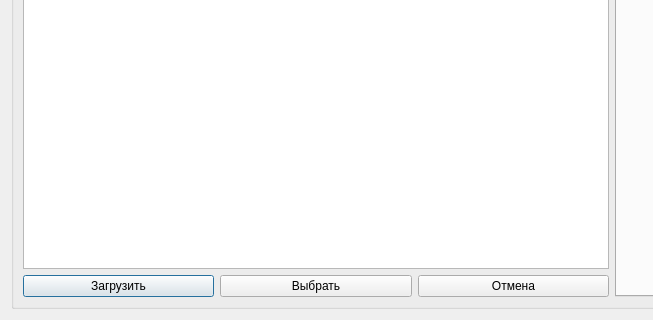
Qt form gui/uies/history.ui (neurocomputer/MemriBoard) before a commit; both pictures show x 0 to 653 and y 362 to 682 of the 1223 by 682 pixel window.
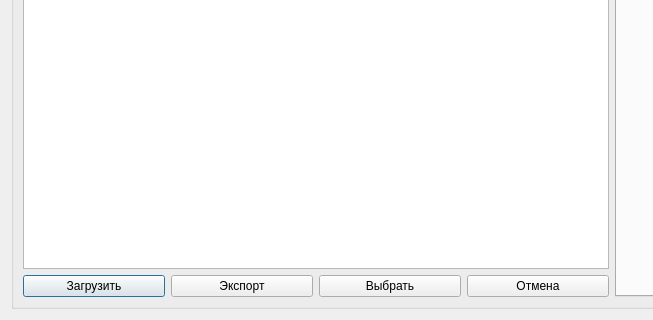
The same form after that commit.

Commit message: button is back

Diff of the .ui file:
```diff
--- a/gui/uies/history.ui
+++ b/gui/uies/history.ui
@@ -43,6 +43,13 @@
               </property>
              </widget>
             </item>
+            <item>
+             <widget class="QPushButton" name="button_export">
+              <property name="text">
+               <string>Экспорт</string>
+              </property>
+             </widget>
+            </item>
             <item>
              <widget class="QPushButton" name="button_choose_exp">
               <property name="text">
```
